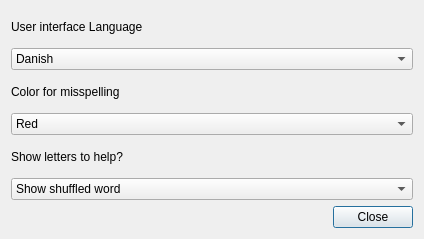
Above: preferencemanager.ui from davidlamhauge/daspelling before the change. Below: the same form after it.
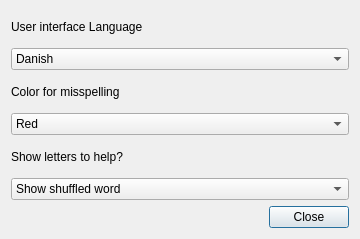
That is the form after the change. Icons and pictures are not drawn.

What changed in the file:
```diff
--- a/preferencemanager.ui
+++ b/preferencemanager.ui
@@ -6,7 +6,7 @@
    <rect>
     <x>0</x>
     <y>0</y>
-    <width>424</width>
+    <width>360</width>
     <height>239</height>
    </rect>
   </property>
```
